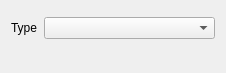
Old version of the form src/scipyen/gui/widgets/dataclasswidgets/neuronwidget.ui in the repository ctigaret/scipyen.
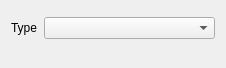
New version of the form. Custom widgets are drawn as their Qt base class.

Patch:
```diff
--- a/src/scipyen/gui/widgets/dataclasswidgets/neuronwidget.ui
+++ b/src/scipyen/gui/widgets/dataclasswidgets/neuronwidget.ui
@@ -7,7 +7,7 @@
     <x>0</x>
     <y>0</y>
     <width>226</width>
-    <height>73</height>
+    <height>68</height>
    </rect>
   </property>
   <property name="windowTitle">
```
